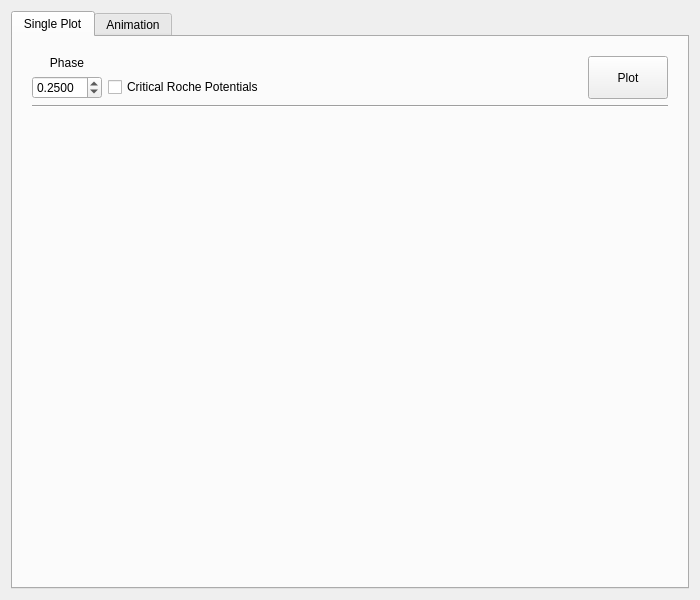
This is resources/starpositionswidget.ui in Varnani/PyWD2015 as Qt 5 draws it before an edit. The edited form follows.
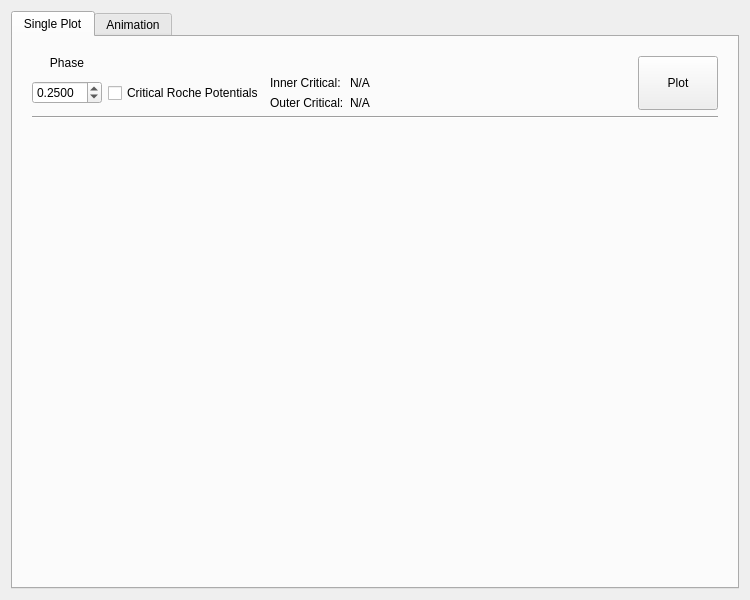
This is the edited form.

Commit message: added save all function to animation tab updated mainwindow atmosphere layout

```diff
--- a/resources/starpositionswidget.ui
+++ b/resources/starpositionswidget.ui
@@ -6,7 +6,7 @@
    <rect>
     <x>0</x>
     <y>0</y>
-    <width>700</width>
+    <width>750</width>
     <height>600</height>
    </rect>
   </property>
@@ -41,6 +41,26 @@
              </property>
             </widget>
            </item>
+           <item row="0" column="5" rowspan="2">
+            <widget class="QPushButton" name="plot_btn">
+             <property name="sizePolicy">
+              <sizepolicy hsizetype="Preferred" vsizetype="Preferred">
+               <horstretch>0</horstretch>
+               <verstretch>0</verstretch>
+              </sizepolicy>
+             </property>
+             <property name="text">
+              <string>Plot</string>
+             </property>
+            </widget>
+           </item>
+           <item row="1" column="1">
+            <widget class="QCheckBox" name="roche_chk">
+             <property name="text">
+              <string>Critical Roche Potentials</string>
+             </property>
+            </widget>
+           </item>
            <item row="1" column="0">
             <widget class="QDoubleSpinBox" name="phase_spinbox">
              <property name="enabled">
@@ -69,7 +89,7 @@
              </property>
             </widget>
            </item>
-           <item row="1" column="2">
+           <item row="1" column="3">
             <spacer name="horizontalSpacer">
              <property name="orientation">
               <enum>Qt::Horizontal</enum>
@@ -82,25 +102,37 @@
              </property>
             </spacer>
            </item>
-           <item row="0" column="3" rowspan="2">
-            <widget class="QPushButton" name="plot_btn">
-             <property name="sizePolicy">
-              <sizepolicy hsizetype="Preferred" vsizetype="Preferred">
-               <horstretch>0</horstretch>
-               <verstretch>0</verstretch>
-              </sizepolicy>
-             </property>
+           <item row="1" column="2">
+            <layout class="QGridLayout" name="gridLayout_5">
+             <item row="1" column="0">
+              <widget class="QLabel" name="label_9">
+               <property name="text">
+                <string>Outer Critical:</string>
+               </property>
+              </widget>
+             </item>
+             <item row="0" column="1">
+              <widget class="QLabel" name="inner_crit_label">
              <property name="text">
-              <string>Plot</string>
+                <string>N/A</string>
              </property>
             </widget>
            </item>
            <item row="1" column="1">
-            <widget class="QCheckBox" name="roche_chk">
+              <widget class="QLabel" name="outer_crit_label">
              <property name="text">
-              <string>Critical Roche Potentials</string>
-             </property>
-            </widget>
+                <string>N/A</string>
+               </property>
+              </widget>
+             </item>
+             <item row="0" column="0">
+              <widget class="QLabel" name="label_12">
+               <property name="text">
+                <string>Inner Critical:</string>
+               </property>
+              </widget>
+             </item>
+            </layout>
            </item>
           </layout>
          </item>
```
Left out of the diff: 12 changed lines with no effect on the pictures. Lines whose indentation alone changed are shown as unchanged. The commit also changes 4 other files.
